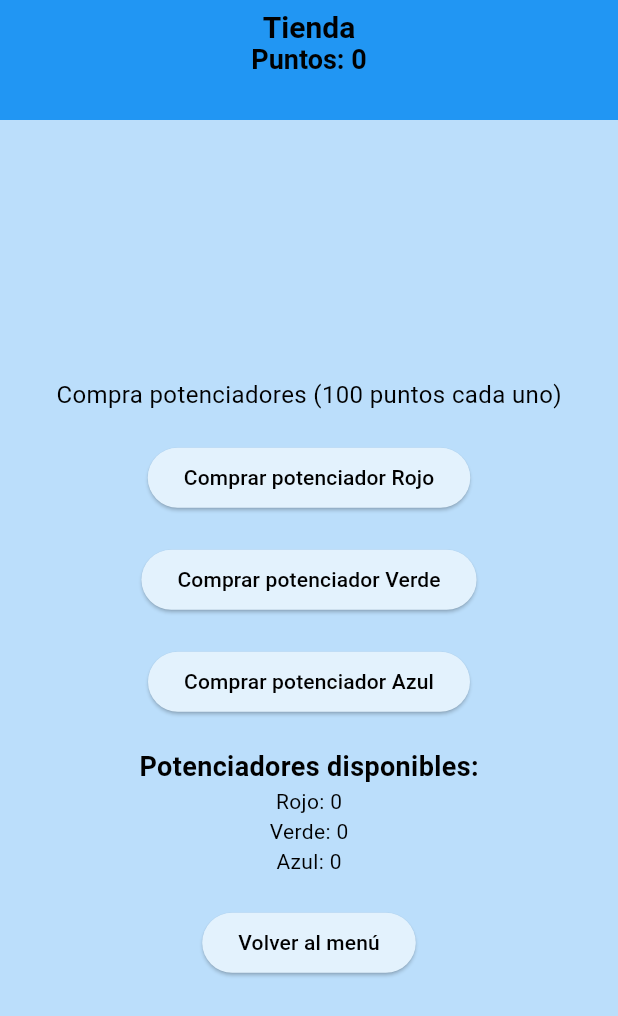
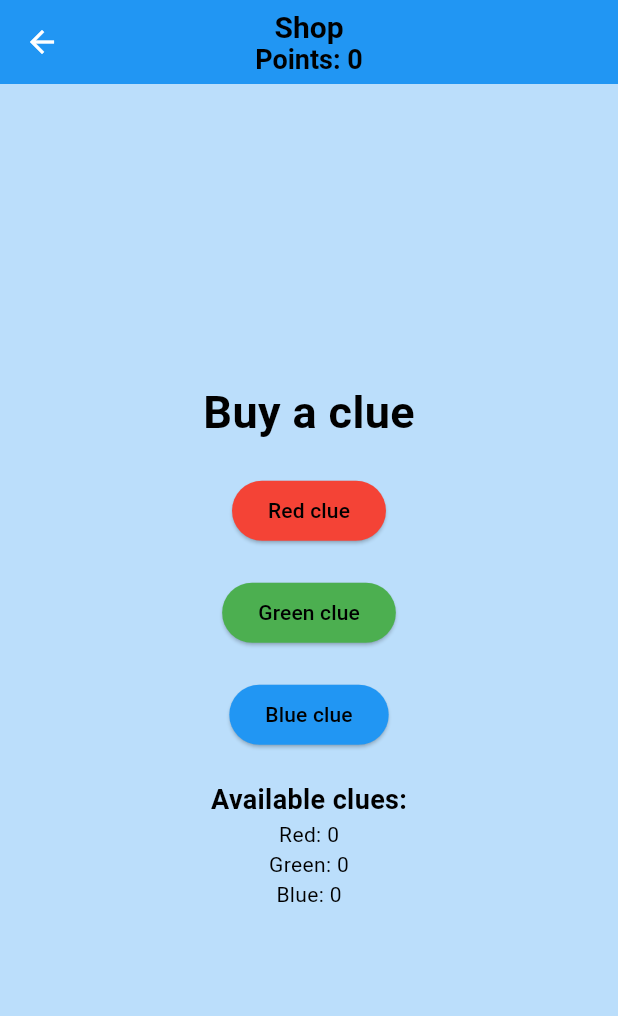
Before and after one commit to antoonrs/ColorPickerSimulator, a Flutter app: the StoreScreen screen opened by its route, on a phone screen of 412 x 824 dp. Shown: the top 1016 px of the screen. Run offline on Flutter 3.47's test engine with Material 3 defaults, Android fonts, the phone set to English and light mode, and no system bars.

Commit message:
Botones bonitos, Imagen de menu y de titulo, y otros ajustes

```diff
--- a/color_picker_simulator/lib/game_screen.dart
+++ b/color_picker_simulator/lib/game_screen.dart
@@ -70,9 +70,9 @@ class _GameScreenState extends State<GameScreen> {
       );
     } else if (_attemptsLeft > 1) {
       setState(() {
-        _redHint = _generateHint('Rojo', guessR, _targetR);
-        _greenHint = _generateHint('Verde', guessG, _targetG);
-        _blueHint = _generateHint('Azul', guessB, _targetB);
+        _redHint = _generateHint('Red', guessR, _targetR);
+        _greenHint = _generateHint('Green', guessG, _targetG);
+        _blueHint = _generateHint('Blue', guessB, _targetB);
         _attemptsLeft--;
       });
     } else {
@@ -91,11 +91,11 @@ class _GameScreenState extends State<GameScreen> {
 
   String _generateHint(String color, int guess, int target) {
     if (guess < target) {
-      return 'El $color debe ser más alto';
+      return '$color is higher';
     } else if (guess > target) {
-      return 'El $color debe ser más bajo';
+      return '$color is lower';
     } else {
-      return 'El $color es correcto';
+      return '$color is correct';
     }
   }
 
@@ -124,7 +124,7 @@ class _GameScreenState extends State<GameScreen> {
                   Padding(
                     padding: const EdgeInsets.all(8.0),
                     child: Text(
-                      'Puntos: ${ResultScreen.totalPoints}',
+                      'Points: ${ResultScreen.totalPoints}',
                       style: TextStyle(
                         fontSize: 24,
                         fontWeight: FontWeight.bold,
@@ -136,7 +136,7 @@ class _GameScreenState extends State<GameScreen> {
                   Padding(
                     padding: const EdgeInsets.all(8.0),
                     child: Text(
-                      'Adivina el color en coordenadas RGB:',
+                      'Guess the color in RGB:',
                       style: TextStyle(
                         fontSize: 18,
                         color: Colors.white,
@@ -152,9 +152,9 @@ class _GameScreenState extends State<GameScreen> {
                           if (ResultScreen.powerUps['red']! > 0)
                             ElevatedButton(
                               onPressed: () => _useHint('red'),
-                              child: Text('Potenciador R'),
+                              child: Text('Red clue'),
                             ),
-                          _buildSlider('Rojo', _rValue, (value){
+                          _buildSlider('Red', Colors.red, _rValue, (value){
                             setState(() {
                               _rValue = value;
                             });
@@ -168,9 +168,9 @@ class _GameScreenState extends State<GameScreen> {
                           if (ResultScreen.powerUps['green']! > 0)
                             ElevatedButton(
                               onPressed: () => _useHint('green'),
-                              child: Text('Potenciador G'),
+                              child: Text('Green clue'),
                             ),
-                          _buildSlider('Verde', _gValue, (value){
+                          _buildSlider('Green', Colors.green, _gValue, (value){
                             setState(() {
                               _gValue = value;
                             });
@@ -184,9 +184,9 @@ class _GameScreenState extends State<GameScreen> {
                           if (ResultScreen.powerUps['blue']! > 0)
                             ElevatedButton(
                               onPressed: () => _useHint('blue'),
-                              child: Text('Potenciador B'),
+                              child: Text('Blue clue'),
                             ),
-                          _buildSlider('Azul', _bValue, (value){
+                          _buildSlider('Blue', Colors.blue, _bValue, (value){
                             setState(() {
                               _bValue = value;
                             });
@@ -199,11 +199,11 @@ class _GameScreenState extends State<GameScreen> {
                   SizedBox(height: 20),
                   ElevatedButton(
                     onPressed: _submitGuess,
-                    child: Text('Aceptar'),
+                    child: Text('OK'),
                   ),
                   SizedBox(height: 10),
                   Text(
-                    'Intentos restantes: $_attemptsLeft',
+                    'Attempts left: $_attemptsLeft',
                     style: TextStyle(color: Colors.white),
                   ),
                   if (_redHint.isNotEmpty || _greenHint.isNotEmpty || _blueHint.isNotEmpty)
@@ -211,17 +211,17 @@ class _GameScreenState extends State<GameScreen> {
                       children: [
                         if (_redHint.isNotEmpty)
                           Text(
-                            'Pista Rojo: $_redHint',
+                            'Red clue: $_redHint',
                             style: TextStyle(color: Colors.red, fontWeight: FontWeight.bold),
                           ),
                         if (_greenHint.isNotEmpty)
                           Text(
-                            'Pista Verde: $_greenHint',
+                            'Green clue: $_greenHint',
                             style: TextStyle(color: Colors.green, fontWeight: FontWeight.bold),
                           ),
                         if (_blueHint.isNotEmpty)
                           Text(
-                            'Pista Azul: $_blueHint',
+                            'Blue clue: $_blueHint',
                             style: TextStyle(color: Colors.blue, fontWeight: FontWeight.bold),
                           ),
                       ],
@@ -256,7 +256,7 @@ class _GameScreenState extends State<GameScreen> {
     );
   }
 
-  Widget _buildSlider(String label, double value, Function(double) onChanged) {
+  Widget _buildSlider(String label, Color color, double value, Function(double) onChanged) {
     return Column(
       children: [
         Text(
@@ -270,11 +270,7 @@ class _GameScreenState extends State<GameScreen> {
           divisions: 255,
           label: value.round().toString(),
           onChanged: onChanged,
-          activeColor: label == 'Rojo'
-            ? Colors.red
-              : label == 'Verde'
-            ? Colors.green
-              : Colors.blue,
+          activeColor: color
         ),
       ],
     );
--- a/color_picker_simulator/lib/result_screen.dart
+++ b/color_picker_simulator/lib/result_screen.dart
@@ -40,26 +40,23 @@ class ResultScreen extends StatelessWidget {
     }
 
     return Scaffold(
-      appBar:PreferredSize(
-        preferredSize: Size.fromHeight(80),
-        child: AppBar(
+      appBar: AppBar(
           automaticallyImplyLeading: false,
           title: Column(
             mainAxisAlignment: MainAxisAlignment.center,
             children: [
               Text(
-                'Resultado',
+                'Result',
                 style: TextStyle(fontSize: 20, fontWeight: FontWeight.bold),
               ),
               Text(
-                'Puntos: $totalPoints',
+                'Points: $totalPoints',
                 style: TextStyle(fontSize: 18),
               ),
             ],
           ),
           centerTitle: true,
         ),
-      ),
 
       body: Center(
         child: Column(
@@ -68,7 +65,7 @@ class ResultScreen extends StatelessWidget {
             Row(
               mainAxisAlignment: MainAxisAlignment.center,
               children:[
-                Text('Color verdadero: RGB(${target[0]}, ${target[1]}, ${target[2]})'),
+                Text('True color: RGB(${target[0]}, ${target[1]}, ${target[2]})'),
                 SizedBox(width: 10),
                 Container(
                     width:40,
@@ -85,7 +82,7 @@ class ResultScreen extends StatelessWidget {
             Row(
               mainAxisAlignment: MainAxisAlignment.center,
               children: [
-                Text('Tu respuesta: RGB(${guess[0]}, ${guess[1]}, ${guess[2]})'),
+                Text('Your answer: RGB(${guess[0]}, ${guess[1]}, ${guess[2]})'),
                 SizedBox(width:10),
                 Container(
                   width: 40,
@@ -98,28 +95,49 @@ class ResultScreen extends StatelessWidget {
               ],
             ),
             SizedBox(height: 10),
-            Text('Puntos obtenidos: $pointsEarned'),
+            Text('Points earned: $pointsEarned'),
             SizedBox(height: 20),
-            ElevatedButton(
+            ElevatedButton.icon(
               onPressed: () {
                 ResultScreen.pointsAssigned = false; // Reinicia el estado para la nueva ronda
                 Navigator.pushReplacementNamed(context, '/game');
               },
-              child: Text('Volver a jugar'),
+              style: ElevatedButton.styleFrom(
+                padding: EdgeInsets.all(10), // Para eliminar el padding
+              ),
+              label: Text("Retry"),
+              icon: Icon(
+                  Icons.videogame_asset_rounded,
+                  color: Colors.red
+              ),
             ),
             SizedBox(height: 20),
-            ElevatedButton(
+            ElevatedButton.icon(
               onPressed: () {
                 Navigator.pushNamed(context, '/store');
               },
-              child: Text('Ir a la Tienda'),
+              style: ElevatedButton.styleFrom(
+                padding: EdgeInsets.all(10), // Para eliminar el padding
+              ),
+              label: Text("Shop"),
+              icon: Icon(
+                  Icons.shop,
+                  color: Colors.green
+              ),
             ),
             SizedBox(height: 20),
-            ElevatedButton(
+            ElevatedButton.icon(
               onPressed: () {
                 Navigator.popUntil(context, ModalRoute.withName('/'));
               },
-              child: Text('Volver al Menú'),
+              style: ElevatedButton.styleFrom(
+                padding: EdgeInsets.all(10), // Para eliminar el padding
+              ),
+              label: Text("Menu"),
+              icon: Icon(
+                  Icons.home,
+                  color: Colors.blue
+              ),
             ),
           ],
         ),
--- a/color_picker_simulator/lib/store_screen.dart
+++ b/color_picker_simulator/lib/store_screen.dart
@@ -14,11 +14,11 @@ class _StoreScreenState extends State<StoreScreen> {
         ResultScreen.powerUps[color] = (ResultScreen.powerUps[color] ?? 0) + 1;
       });
       ScaffoldMessenger.of(context).showSnackBar(
-        SnackBar(content: Text('¡Potenciador de $color comprado!')),
+        SnackBar(content: Text('¡$color clue purchased!')),
       );
     } else {
       ScaffoldMessenger.of(context).showSnackBar(
-        SnackBar(content: Text('No tienes suficientes puntos')),
+        SnackBar(content: Text('You don´t have enough points')),
       );
     }
   }
@@ -26,62 +26,58 @@ class _StoreScreenState extends State<StoreScreen> {
   @override
   Widget build(BuildContext context) {
     return Scaffold(
-      appBar:PreferredSize(
-        preferredSize: Size.fromHeight(80),
-        child: AppBar(
-          automaticallyImplyLeading: false,
+      appBar: AppBar(
           title: Column(
             mainAxisAlignment: MainAxisAlignment.center,
             children: [
               Text(
-                'Tienda',
+                'Shop',
                 style: TextStyle(fontSize: 20, fontWeight: FontWeight.bold),
               ),
               Text(
-                'Puntos: ${ResultScreen.totalPoints}',
+                'Points: ${ResultScreen.totalPoints}',
                 style: TextStyle(fontSize: 18),
               ),
             ],
           ),
           centerTitle: true,
         ),
-      ),
       body: Center(
         child: Column(
           mainAxisAlignment: MainAxisAlignment.center,
           children: [
-            Text('Compra potenciadores (100 puntos cada uno)', style: TextStyle(fontSize: 16)),
+            Text('Buy a clue',
+              style: TextStyle(
+                fontSize: 30,
+                fontWeight: FontWeight.bold,
+              )
+            ),
             SizedBox(height: 20),
-            _buildPowerUpButton('Rojo', 'red'),
+            _buildPowerUpButton('Red', 'red', Colors.red),
             SizedBox(height: 20),
-            _buildPowerUpButton('Verde', 'green'),
+            _buildPowerUpButton('Green', 'green', Colors.green),
             SizedBox(height: 20),
-            _buildPowerUpButton('Azul', 'blue'),
+            _buildPowerUpButton('Blue', 'blue', Colors.blue),
             SizedBox(height: 20),
             Text(
-              'Potenciadores disponibles:',
+              'Available clues:',
               style: TextStyle(fontSize: 18, fontWeight: FontWeight.bold),
             ),
-            Text('Rojo: ${ResultScreen.powerUps['red']}'),
-            Text('Verde: ${ResultScreen.powerUps['green']}'),
-            Text('Azul: ${ResultScreen.powerUps['blue']}'),
+            Text('Red: ${ResultScreen.powerUps['red']}'),
+            Text('Green: ${ResultScreen.powerUps['green']}'),
+            Text('Blue: ${ResultScreen.powerUps['blue']}'),
             SizedBox(height: 20),
-            ElevatedButton(
-              onPressed: () {
-                Navigator.pop(context);
-              },
-              child: Text('Volver al menú'),
-            ),
           ],
         ),
       ),
     );
   }
 
-  Widget _buildPowerUpButton(String label, String color) {
+  Widget _buildPowerUpButton(String label, String colorPurchased, Color color) {
     return ElevatedButton(
-      onPressed: () => _buyPowerUp(color),
-      child: Text('Comprar potenciador $label'),
+      onPressed: () => _buyPowerUp(colorPurchased),
+      child: Text('$label clue'),
+      style: ElevatedButton.styleFrom(backgroundColor: color),
     );
   }
 }
--- a/color_picker_simulator/pubspec.yaml
+++ b/color_picker_simulator/pubspec.yaml
@@ -59,9 +59,8 @@ flutter:
   uses-material-design: true
 
   # To add assets to your application, add an assets section, like this:
-  # assets:
-  #   - images/a_dot_burr.jpeg
-  #   - images/a_dot_ham.jpeg
+  assets:
+    - assets/images/
 
   # An image asset can refer to one or more resolution-specific "variants", see
   # https://flutter.dev/to/resolution-aware-images
```
Also changed, not shown: color_picker_simulator/lib/menu_screen.dart (+85 -15 lines), color_picker_simulator/assets/images/bg.png (added), color_picker_simulator/assets/images/main-title.png (added), color_picker_simulator/assets/images/main-title@0,5x.png (added).
